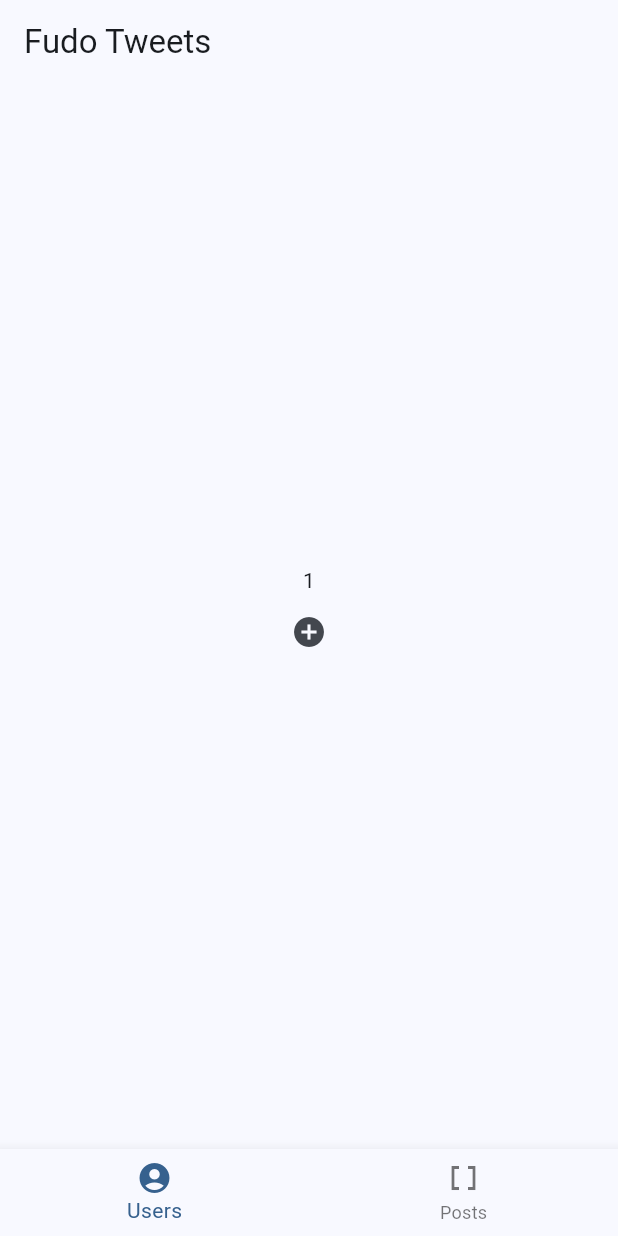
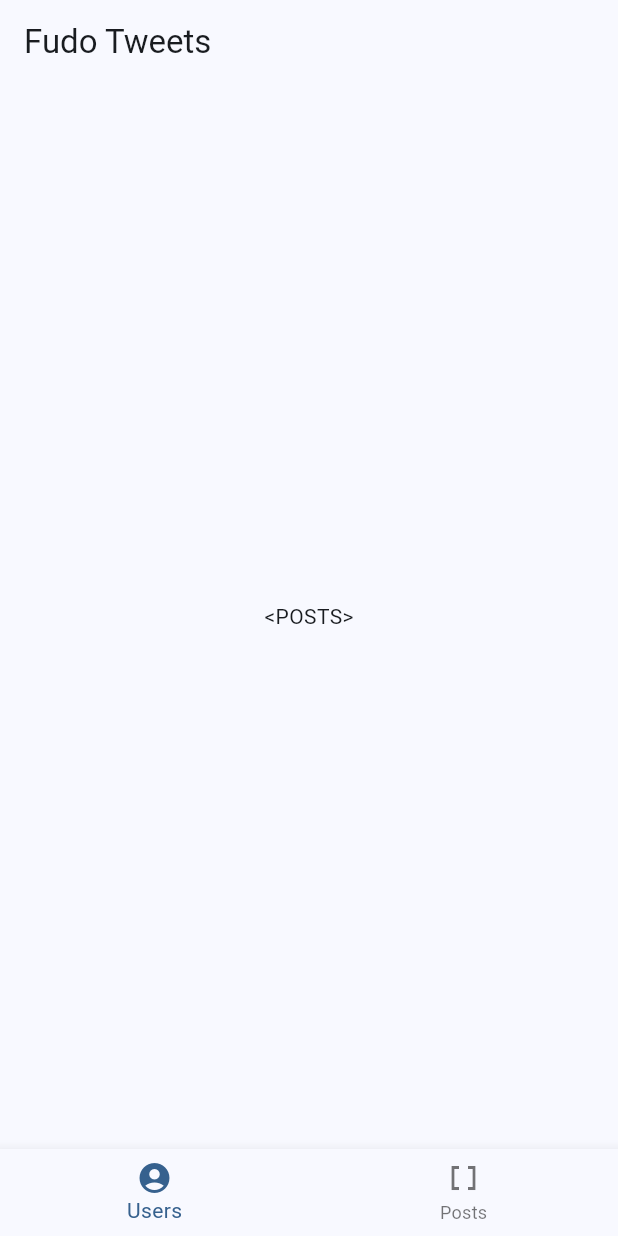
Before and after one commit to gigonzalezs/fudo_challenge, a Flutter app: the screen it shows after launch, item 2 of the bottom bar chosen, on a phone screen of 412 x 824 dp. Run offline on Flutter 3.47's test engine with Material 2 defaults, Android fonts, the phone set to English and light mode, and no system bars; our stand-ins replace flutter_bloc, flutter_login.

Commit message:
spread implementation

```diff
--- a/lib/framework/spread_state.dart
+++ b/lib/framework/spread_state.dart
@@ -21,7 +21,7 @@ class SpreadState {
   }
 
   T? getNamed<T>(String stateName) {
-    return _root[stateName] as T;
+    return _root[stateName] as T?;
   }
 
   T? getEntity<T>(String entityId) {
--- /dev/null
+++ b/lib/framework/use_case.dart
@@ -0,0 +1,4 @@
+
+abstract interface class UseCase {
+  void execute();
+}
--- /dev/null
+++ b/lib/pages/home7/home7_page.dart
@@ -0,0 +1,84 @@
+
+import 'package:flutter/material.dart';
+import 'package:fudo_challenge/config.dart';
+import 'package:fudo_challenge/framework/spread_state.dart';
+import 'package:fudo_challenge/users/user_use_cases.dart';
+import 'package:fudo_challenge/pages/home7/widgets/posts.dart';
+import 'package:fudo_challenge/pages/home7/widgets/users.dart';
+import '../../framework/spread_builder.dart';
+import 'home7_states.dart';
+
+class HomePage7 extends StatelessWidget {
+
+  HomePage7({super.key
+  });
+
+  @override
+  Widget build(BuildContext context) {
+    // set initial states
+    SpreadState().emit<Home7PageState>(Home7PageState.users);
+    LoadUsers().execute();
+
+    return Scaffold(
+        appBar: _appbar,
+        bottomNavigationBar: _navigator(context),
+        body: Spread<Home7PageState>(
+          builder: _homeBody,
+        )
+    );
+  }
+
+  Widget _homeBody(BuildContext context, Home7PageState? state) {
+    switch(state) {
+      case Home7PageState.posts: {
+        return Posts7Page();
+      }
+      case Home7PageState.users:
+      default: {
+        return Users7Page();
+      }
+    }
+  }
+
+  AppBar get _appbar => AppBar(
+    title: Text(appName),
+  );
+
+  BottomNavigationBar _navigator(BuildContext context) => BottomNavigationBar(
+    onTap: onNavigatorTap,
+    items: const <BottomNavigationBarItem>[
+      BottomNavigationBarItem(
+        icon: Icon(Icons.account_circle),
+        label: 'Users',
+      ),
+      BottomNavigationBarItem(
+        icon: Icon(Icons.data_array),
+        label: 'Posts',
+      ),
+    ],
+  );
+
+
+  Future onNavigatorTap(int index) async {
+    print('navigator tap: $index');
+    switch(index) {
+      case 0: {
+        showUsers();
+        break;
+      }
+      case 1: {
+        showPosts();
+        break;
+      }
+    }
+  }
+
+  void showUsers() async {
+    LoadUsers().execute();
+    SpreadState().emit<Home7PageState>(Home7PageState.users);
+  }
+
+  void showPosts() async {
+    SpreadState().emit<Home7PageState>(Home7PageState.posts);
+  }
+}
--- /dev/null
+++ b/lib/pages/home7/home7_states.dart
@@ -0,0 +1,4 @@
+
+enum Home7PageState {
+  users, posts
+}
--- /dev/null
+++ b/lib/pages/home7/widgets/posts.dart
@@ -0,0 +1,19 @@
+
+import 'package:flutter/cupertino.dart';
+import 'package:flutter/material.dart';
+import 'package:fudo_challenge/framework/spread_builder.dart';
+
+import '../home7_states.dart';
+
+class Posts7Page extends StatelessWidget {
+
+  @override
+  Widget build(BuildContext context) => Center(
+    child: Column(
+        mainAxisAlignment: MainAxisAlignment.center,
+        children: [
+         Text("<POSTS>")
+        ],
+      )
+  );
+}
--- a/lib/pages/page_builder.dart
+++ b/lib/pages/page_builder.dart
@@ -1,24 +1,12 @@
 
 import 'package:flutter/cupertino.dart';
 import 'package:fudo_challenge/pages/login/login_controller.dart';
-import 'package:fudo_challenge/repositories/JsonPlaceHolderRepository.dart';
-
-import 'home6/home6_page.dart';
+import 'home7/home7_page.dart';
 import 'login/login_page.dart';
 
 class PageBuilder {
-  static Widget buildHomePage() => HomePage6();
+  static Widget buildHomePage() => HomePage7();
   static Widget buildLoginPage() => LoginPage(
       controller: LoginPageController()
   );
 }
-
-/*
-
-bloc: HomePageBloc(
-        userService: UserServiceImpl(
-          repository: JsonPlaceHolderRepositoryImpl()
-        )
-    ),
-
-* */
--- /dev/null
+++ b/lib/services.dart
@@ -0,0 +1,17 @@
+
+import 'package:fudo_challenge/users/users_service.dart';
+
+class Services {
+  static final Services _singleton = Services._internal();
+  factory Services() {
+    return _singleton;
+  }
+  Services._internal();
+  late final UserService users;
+
+  void init({
+    required UserService Function() users
+  }) async {
+    this.users = users();
+  }
+}
--- /dev/null
+++ b/lib/users/user_states.dart
@@ -0,0 +1,19 @@
+
+import 'package:fudo_challenge/users/user.dart';
+
+abstract class UsersState {}
+
+class LoadingUsers extends UsersState {}
+
+class LoadedUsersSuccess extends UsersState {
+  final List<User> users;
+
+  LoadedUsersSuccess({required this.users});
+}
+
+class LoadedUsersFail extends UsersState {
+  final Object? error;
+  final StackTrace? stackTrace;
+
+  LoadedUsersFail({required this.error, required this.stackTrace});
+}
```
Also changed, not shown: lib/main.dart (+12 -0 lines), lib/pages/home7/widgets/users.dart (added, +16 -0 lines), lib/users/user_use_cases.dart (added, +23 -0 lines), lib/users/widgets/user_list.dart (added, +47 -0 lines).
